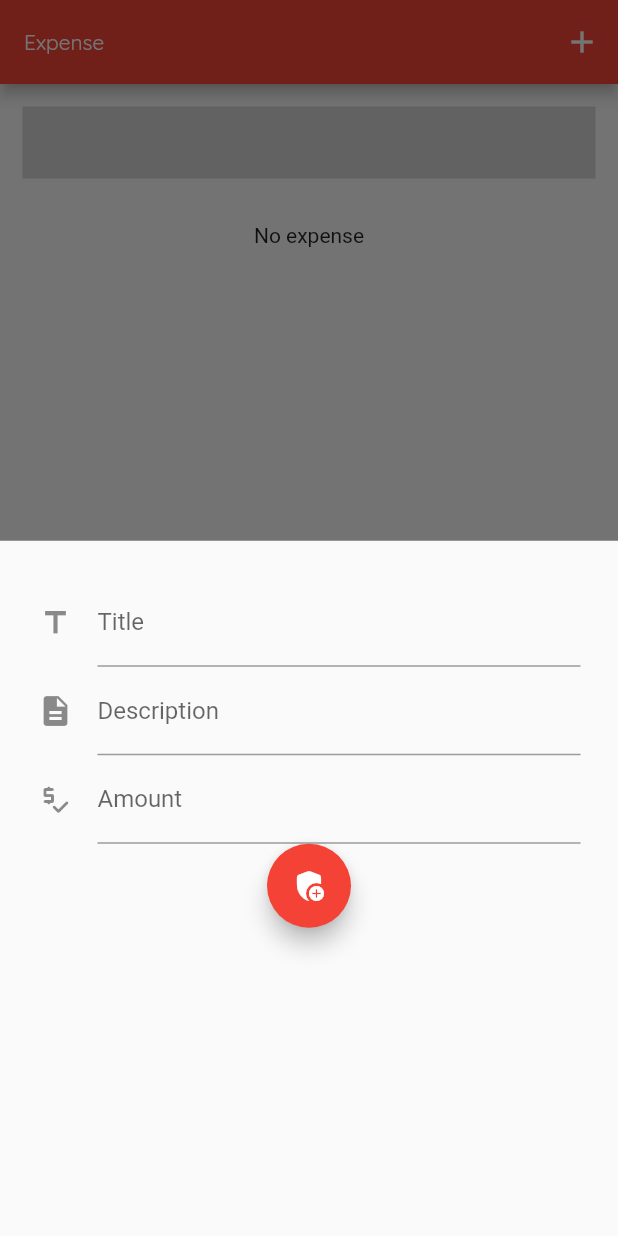
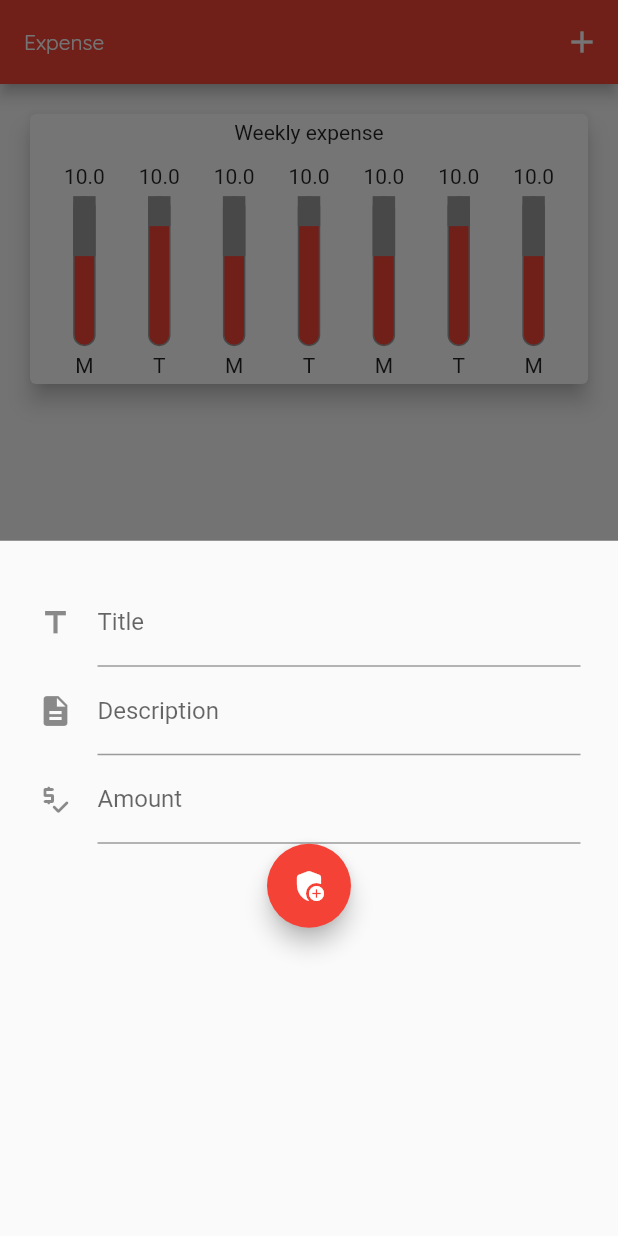
Before and after one commit to andryroid/expense_app, a Flutter app: the screen it shows after launch, after a tap on the "add" icon, on a phone screen of 412 x 824 dp. Run offline on Flutter 3.47's test engine with Material 2 defaults, Android fonts, the phone set to English and light mode, and no system bars.

Commit message:
print expense

```diff
--- /dev/null
+++ b/lib/widgets/expense/chart.dart
@@ -0,0 +1,45 @@
+import 'package:flutter/material.dart';
+import '../../models/expense.dart';
+import './chart_element.dart';
+
+class Chart extends StatelessWidget {
+  final List<Expense> expenses;
+  Chart(this.expenses);
+
+  double getAmountExpense(String type) {
+    var sum = 0;
+    return 0;
+  }
+
+  @override
+  Widget build(BuildContext context) {
+    return Card(
+      elevation: 6,
+      margin: const EdgeInsets.all(5),
+      child: Container(
+        alignment: Alignment.center,
+        height: 180,
+        width: double.infinity,
+        child: Column(
+          mainAxisAlignment: MainAxisAlignment.spaceEvenly,
+          children: [
+            const Text('Weekly expense'),
+            const SizedBox(height: 5),
+            Row(
+              mainAxisAlignment: MainAxisAlignment.spaceEvenly,
+              children: [
+                ChartElement("M", 10, 0.4),
+                ChartElement("T", 10, 0.2),
+                ChartElement("M", 10, 0.4),
+                ChartElement("T", 10, 0.2),
+                ChartElement("M", 10, 0.4),
+                ChartElement("T", 10, 0.2),
+                ChartElement("M", 10, 0.4)
+              ],
+            ),
+          ],
+        ),
+      ),
+    );
+  }
+}
--- /dev/null
+++ b/lib/widgets/expense/chart_element.dart
@@ -0,0 +1,47 @@
+import 'package:flutter/material.dart';
+
+class ChartElement extends StatelessWidget {
+  final String label;
+  final double amount;
+  final double heighFactor;
+
+  ChartElement(this.label, this.amount, this.heighFactor);
+
+  @override
+  Widget build(BuildContext context) {
+    return Container(
+      child: Column(
+        children: [
+          Text(amount.toString()),
+          const SizedBox(
+            height: 5,
+          ),
+          Container(
+            height: 100,
+            width: 15,
+            child: Stack(
+              children: [
+                Container(
+                  decoration: BoxDecoration(
+                      color: Colors.red,
+                      borderRadius: BorderRadius.circular(10),
+                      border: Border.all(color: Colors.grey, width: 1.0)),
+                ),
+                FractionallySizedBox(
+                  heightFactor: heighFactor,
+                  child: Container(
+                    color: Colors.grey,
+                  ),
+                )
+              ],
+            ),
+          ),
+          const SizedBox(
+            height: 5,
+          ),
+          Text(label)
+        ],
+      ),
+    );
+  }
+}
--- a/lib/widgets/expense/expense_list.dart
+++ b/lib/widgets/expense/expense_list.dart
@@ -6,12 +6,15 @@ class ExpenseList extends StatelessWidget {
   final List<Expense> expenses;
   ExpenseList(this.expenses);
   Widget build(BuildContext context) {
-    return ListView.builder(
-        itemBuilder: (context, index) => ExpenseCard(
-            DateTime.now().toString(),
-            expenses[index].getAmount(),
-            expenses[index].getTitle(),
-            expenses[index].getAt()),
-        itemCount: expenses.length);
+    return Container(
+      height: 250,
+      child: ListView.builder(
+          itemBuilder: (context, index) => ExpenseCard(
+              "0",
+              expenses[index].getAmount(),
+              expenses[index].getTitle(),
+              expenses[index].getAt()),
+          itemCount: expenses.length),
+    );
   }
 }
--- a/lib/widgets/home/home.dart
+++ b/lib/widgets/home/home.dart
@@ -32,7 +32,7 @@ class _MyHomePageState extends State<MyHomePage> {
   //add expense
   void handleAddExpense(String title, String description, double amount) {
     setState(() {
-      expenses.add(Expense(title, description, DateTime.now(), 200));
+      expenses.add(Expense(title, description, DateTime.now(), amount));
     });
   }
 
@@ -72,13 +72,9 @@ class _MyHomePageState extends State<MyHomePage> {
           children: [
             Chart(expenses),
             const SizedBox(height: 30),
-            SingleChildScrollView(
-              child: Container(
-                child: expenses.isEmpty
-                    ? const Text('No expense')
-                    : ExpenseList(expenses),
-              ),
-            )
+            Container(
+              child: ExpenseList(expenses),
+            ),
           ],
         ),
       ),
```
Also changed, not shown: lib/widgets/expense/expense_card.dart (+9 -34 lines).
